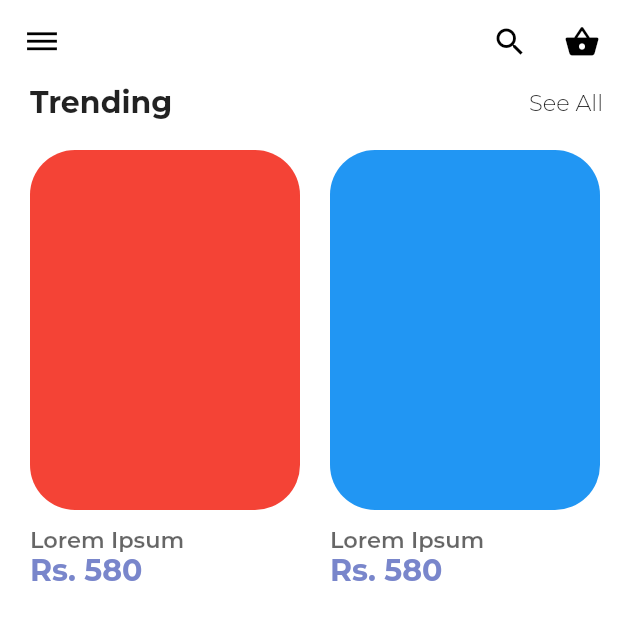
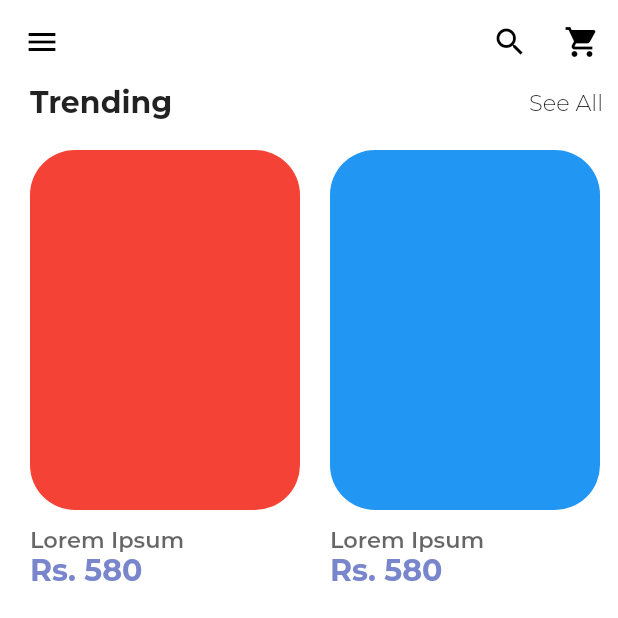
Before and after one commit to cptnmcboatface/Aria, a Flutter app: the screen it shows once a user with an empty profile is signed in, on a phone screen of 412 x 824 dp, the top half of it. Run offline on Flutter 3.47's test engine with Material 2 defaults, Android fonts, the phone set to English and light mode, and no system bars; our stand-ins replace carousel_slider, cloud_firestore, firebase_auth, flutter_spinkit, google_fonts, intl_phone_number_input and 2 more; missing offline and left inert: dart:ffi, sky_engine; accounts and stored records are empty.

```diff
--- a/lib/screens/HomeScreen.dart
+++ b/lib/screens/HomeScreen.dart
@@ -18,9 +18,108 @@ class HomeScreen extends StatefulWidget {
 // AuthService().signOut();
 class _HomeScreenState extends State<HomeScreen> {
   @override
+  Widget homeScreenDrawer() {
+    return Drawer(
+        child: ListView(
+      padding: EdgeInsets.zero,
+      children: <Widget>[
+        DrawerHeader(
+          child: Column(
+            crossAxisAlignment: CrossAxisAlignment.start,
+            children: <Widget>[
+              Text(
+                "Welcome.",
+                style: GoogleFonts.montserrat(
+                    textStyle: TextStyle(
+                        color: Colors.white,
+                        fontSize: 20,
+                        fontWeight: FontWeight.w300)),
+              ),
+              Text(
+                "Brand Name",
+                style: GoogleFonts.montserrat(
+                    textStyle: TextStyle(
+                        color: Colors.white,
+                        fontSize: 30,
+                        fontWeight: FontWeight.w500)),
+              ),
+            ],
+
+          ),
+          decoration: BoxDecoration(
+            color: mainThemeColor,
+          ),
+        ),
+        ListTile(
+          title: Text(
+            "Categories",
+            style: GoogleFonts.montserrat(
+                textStyle: TextStyle(
+                    color: Colors.black,
+                    fontSize: 18,
+                    fontWeight: FontWeight.w500)),
+          ),
+          onTap: () {
+            Navigator.pop(context);
+          },
+        ),
+        ListTile(
+          title: Text(
+            "Shopping Cart",
+            style: GoogleFonts.montserrat(
+                textStyle: TextStyle(
+                    color: Colors.black,
+                    fontSize: 18,
+                    fontWeight: FontWeight.w500)),
+          ),
+          onTap: () {
+            Navigator.pop(context);
+            Navigator.push(
+                    context,
+                    MaterialPageRoute(
+                        builder: (context) => ShoppingCartScreen()),
+                  );
+          },
+        ),
+        ListTile(
+          title: Text(
+            "Liked Items",
+            style: GoogleFonts.montserrat(
+                textStyle: TextStyle(
+                    color: Colors.black,
+                    fontSize: 18,
+                    fontWeight: FontWeight.w500)),
+          ),
+          onTap: () {
+          },
+        ),
+        ListTile(
+          title: Text(
+            "Personal Information",
+            style: GoogleFonts.montserrat(
+                textStyle: TextStyle(
+                    color: Colors.black,
+                    fontSize: 18,
+                    fontWeight: FontWeight.w500)),
+          ),
+          onTap: () {
+            Navigator.pop(context);
+            Navigator.push(
+                    context,
+                    MaterialPageRoute(
+                        builder: (context) => UserDataScreen()),
+                  );
+          },
+        ),
+      ],
+    ));
+  }
+
   Widget build(BuildContext context) {
     return Scaffold(
+        drawer: homeScreenDrawer(),
         appBar: AppBar(
+          iconTheme: IconThemeData(color: Colors.black),
           backgroundColor: Colors.white,
           elevation: 0.0,
           actions: <Widget>[
@@ -28,13 +127,11 @@ class _HomeScreenState extends State<HomeScreen> {
               onPressed: () {},
               icon: Icon(
                 Icons.search,
-                color: Colors.black,
               ),
             ),
             IconButton(
                 icon: Icon(
-                  Icons.shopping_basket,
-                  color: Colors.black,
+                  Icons.shopping_cart,
                 ),
                 onPressed: () {
                   Navigator.push(
@@ -44,16 +141,17 @@ class _HomeScreenState extends State<HomeScreen> {
                   );
                 }),
           ],
-          leading: IconButton(
-            onPressed: () {
-              AuthService().signOut();
-            },
-            color: Colors.white,
-            icon: Icon(
-              Icons.dehaze,
-              color: Colors.black,
-            ),
-          ),
+
+          // leading: IconButton(
+          //   onPressed: () {
+          //     AuthService().signOut();
+          //   },
+          //   color: Colors.white,
+          //   icon: Icon(
+          //     Icons.dehaze,
+          //     color: Colors.black,
+          //   ),
+          // ),
         ),
         body: Container(
           color: Colors.white,
```
Also changed, not shown: lib/screens/ProductScreen.dart (+15 -13 lines), lib/screens/UserDataScreen.dart (+24 -12 lines).
